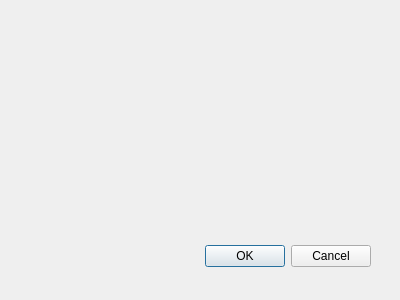
Above: src/gui/MainUI.ui from aletowk/pyqt5-ui-test before the change. Below: the same form after it.
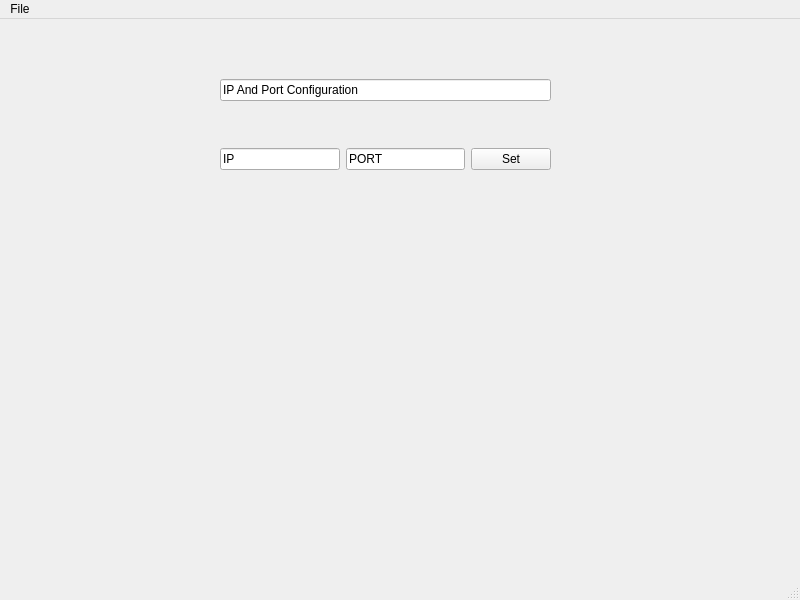
That is the form after the change.

Commit message: main window en uic.loadUi()

Patch:
```diff
--- a/src/gui/MainUI.ui
+++ b/src/gui/MainUI.ui
@@ -1,34 +1,86 @@
 <?xml version="1.0" encoding="UTF-8"?>
 <ui version="4.0">
- <class>Dialog</class>
- <widget class="QDialog" name="Dialog">
+ <class>MainWindow</class>
+ <widget class="QMainWindow" name="MainWindow">
   <property name="geometry">
    <rect>
     <x>0</x>
     <y>0</y>
-    <width>400</width>
-    <height>300</height>
+    <width>800</width>
+    <height>600</height>
    </rect>
   </property>
   <property name="windowTitle">
    <string>Dialog</string>
   </property>
-  <widget class="QDialogButtonBox" name="buttonBox">
+  <widget class="QWidget" name="centralwidget">
+   <widget class="QWidget" name="gridLayoutWidget">
+    <property name="geometry">
+     <rect>
+      <x>220</x>
+      <y>20</y>
+      <width>331</width>
+      <height>131</height>
+     </rect>
+    </property>
+    <layout class="QGridLayout" name="serverSettingsLayout">
+     <item row="1" column="0">
+      <widget class="QLineEdit" name="lineEdit_2">
+       <property name="text">
+        <string>IP</string>
+       </property>
+      </widget>
+     </item>
+     <item row="1" column="1">
+      <widget class="QLineEdit" name="lineEdit_3">
+       <property name="text">
+        <string>PORT</string>
+       </property>
+      </widget>
+     </item>
+     <item row="1" column="2">
+      <widget class="QPushButton" name="pushButton">
+       <property name="text">
+        <string>Set</string>
+       </property>
+      </widget>
+     </item>
+     <item row="0" column="0" colspan="3" alignment="Qt::AlignVCenter">
+      <widget class="QLineEdit" name="lineEdit">
+       <property name="text">
+        <string>IP And Port Configuration</string>
+       </property>
+      </widget>
+     </item>
+    </layout>
+   </widget>
+  </widget>
+  <widget class="QMenuBar" name="menubar">
    <property name="geometry">
     <rect>
-     <x>30</x>
-     <y>240</y>
-     <width>341</width>
-     <height>32</height>
+     <x>0</x>
+     <y>0</y>
+     <width>800</width>
+     <height>22</height>
     </rect>
    </property>
-   <property name="orientation">
-    <enum>Qt::Horizontal</enum>
-   </property>
-   <property name="standardButtons">
-    <set>QDialogButtonBox::Cancel|QDialogButtonBox::Ok</set>
-   </property>
+   <widget class="QMenu" name="menuFile">
+    <property name="title">
+     <string>File</string>
+    </property>
+    <addaction name="actionQuit"/>
+   </widget>
+   <addaction name="menuFile"/>
   </widget>
+  <widget class="QStatusBar" name="statusbar"/>
+  <action name="actionQuit">
+   <property name="text">
+    <string>Quit</string>
+   </property>
+   <property name="shortcut">
+    <string>Ctrl+W</string>
+   </property>
+  </action>
  </widget>
  <resources/>
  <connections>
```
Left out of the diff: 37 changed lines with no effect on the pictures. The commit also changes 2 other files.
